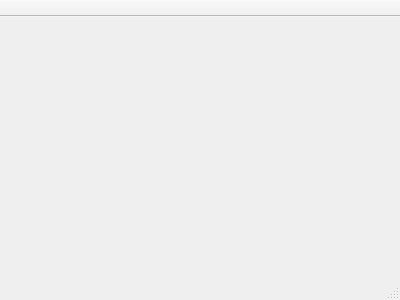
This is edit-main-window.ui in Hossein-Noroozpour/gearoenix-editor as Qt 5 draws it before an edit. The edited form follows.
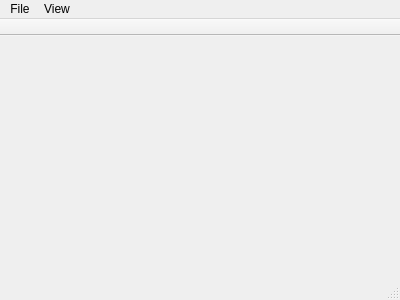
This is the edited form.

The edit to the form file:
```diff
--- a/edit-main-window.ui
+++ b/edit-main-window.ui
@@ -23,6 +23,18 @@
      <height>22</height>
     </rect>
    </property>
+   <widget class="QMenu" name="menuFile">
+    <property name="title">
+     <string>File</string>
+    </property>
+   </widget>
+   <widget class="QMenu" name="menuView">
+    <property name="title">
+     <string>View</string>
+    </property>
+   </widget>
+   <addaction name="menuFile"/>
+   <addaction name="menuView"/>
   </widget>
   <widget class="QToolBar" name="mainToolBar">
    <property name="movable">
```
